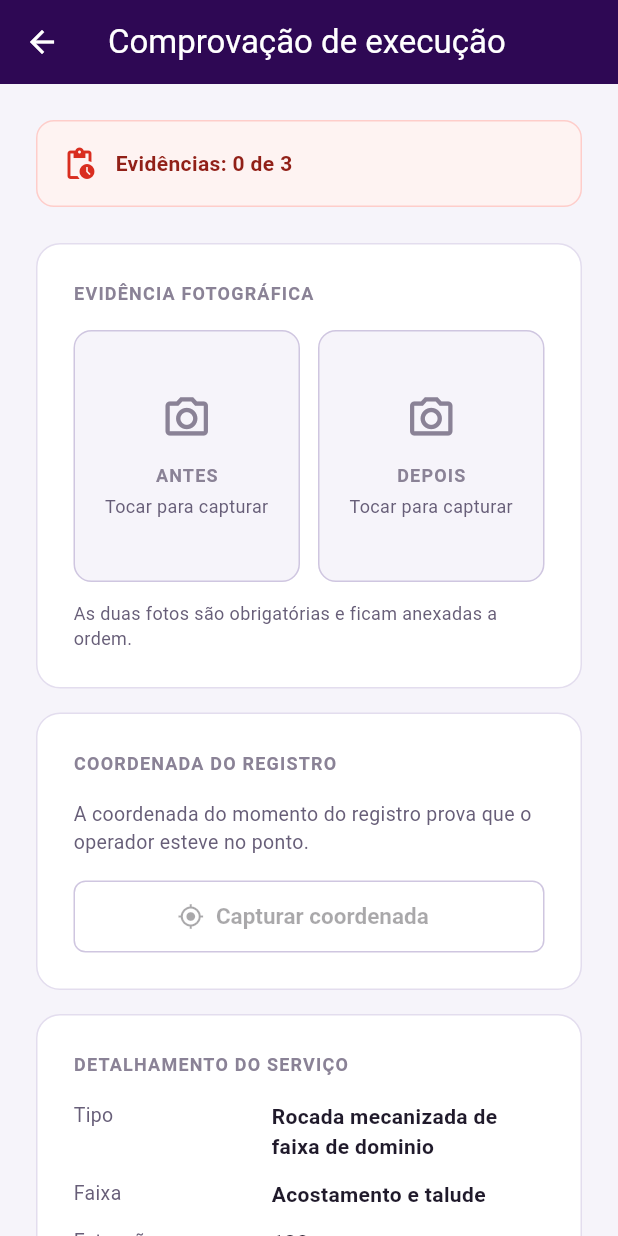
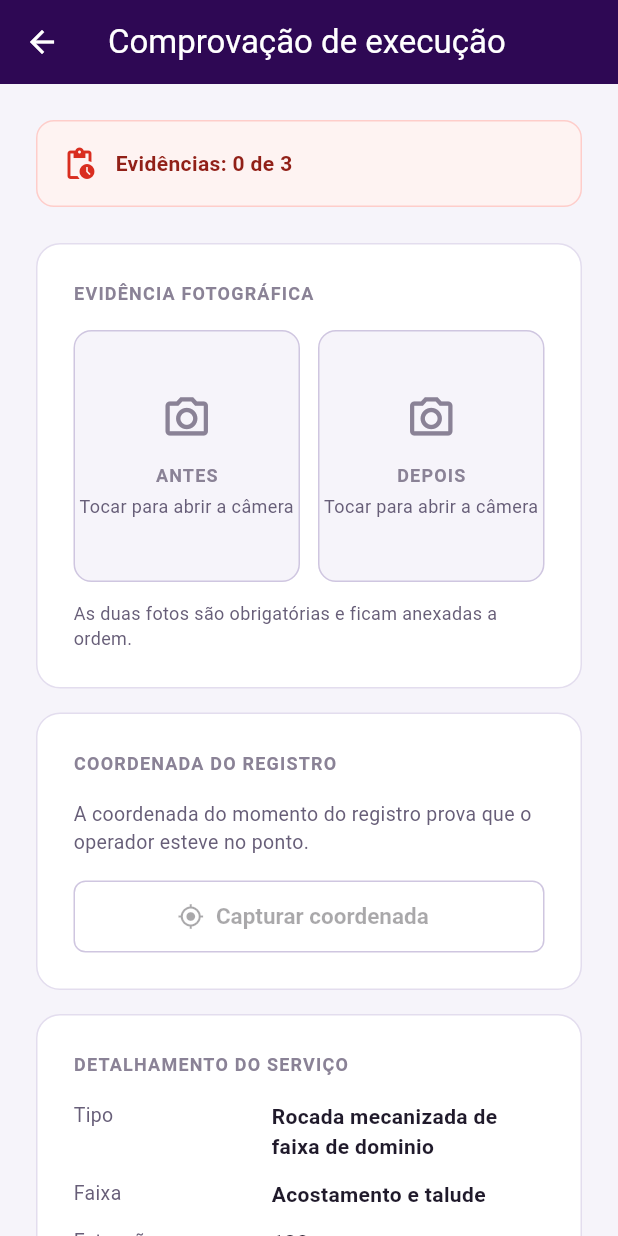
Before and after one commit to GuilhermeCalifoni-code/motiva-field, a Flutter app: the ComprovacaoScreen screen opened directly with empty values, on a phone screen of 412 x 824 dp. Run offline on Flutter 3.47's test engine with Material 3 defaults, Android fonts, the phone set to English and light mode, and no system bars; our stand-ins replace geolocator, image_picker; network calls fail; statements that could not run were skipped.

Commit message:
Atualiza slot para câmera real

```diff
--- a/mobile/lib/widgets/slot_foto.dart
+++ b/mobile/lib/widgets/slot_foto.dart
@@ -2,9 +2,8 @@ import 'package:flutter/material.dart';
 
 import '../theme.dart';
 
-/// Slot de evidencia fotografica. Vazio, convida a capturar; preenchido, mostra
-/// que a prova existe. A camera real entra depois — aqui o toque so marca o
-/// slot como capturado.
+/// Slot de evidência fotográfica. O toque abre a câmera; o estado de sucesso só
+/// aparece depois que uma foto foi registrada.
 class SlotFoto extends StatelessWidget {
   const SlotFoto({
     super.key,
@@ -51,8 +50,8 @@ class SlotFoto extends StatelessWidget {
             const SizedBox(height: Espacos.x1),
             Text(
               capturada
-                  ? 'Registrada as ${horario ?? '--:--'}'
-                  : 'Tocar para capturar',
+                  ? 'Registrada às ${horario ?? '--:--'}'
+                  : 'Tocar para abrir a câmera',
               style: const TextStyle(fontSize: 12, color: Cores.textoSuave),
               textAlign: TextAlign.center,
             ),
```
